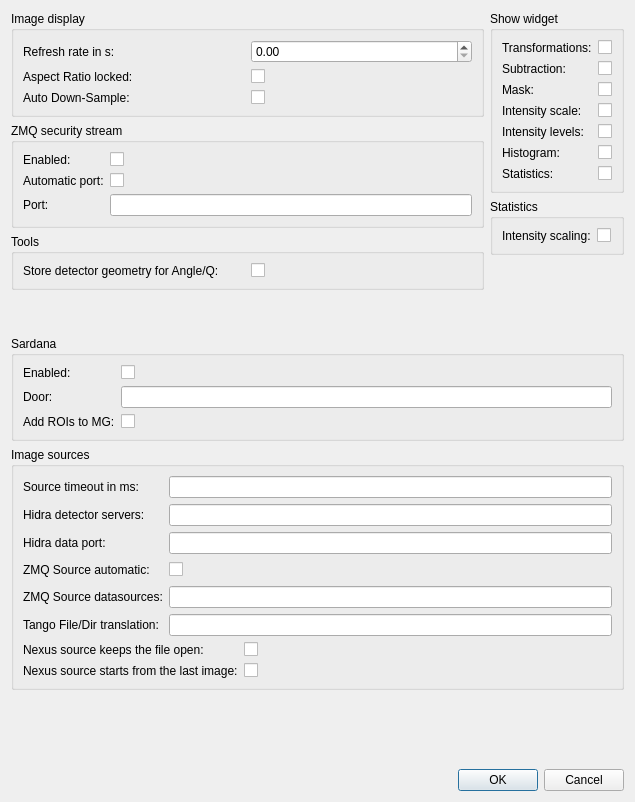
Before: the Qt Designer form lavuelib/ui/ConfigDialog.ui in syncope/lavue, drawn with Qt 5.
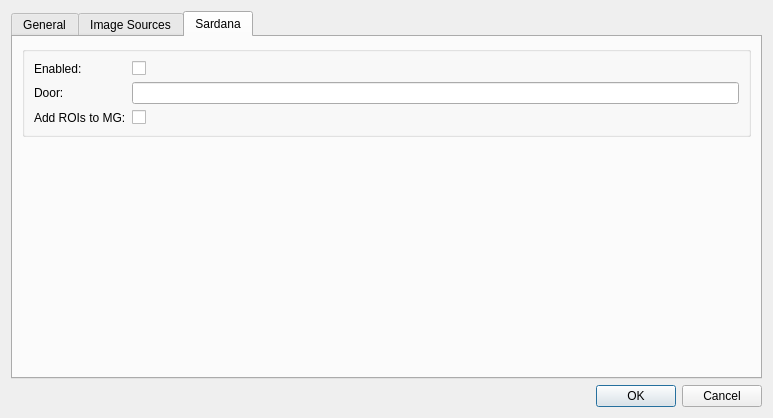
After: the same form once the commit is applied. The open tabs and pages were chosen to show the change.

Commit message: change layout of configuration

Patch:
```diff
--- a/lavuelib/ui/ConfigDialog.ui
+++ b/lavuelib/ui/ConfigDialog.ui
@@ -6,8 +6,8 @@
    <rect>
     <x>0</x>
     <y>0</y>
-    <width>635</width>
-    <height>802</height>
+    <width>773</width>
+    <height>418</height>
    </rect>
   </property>
   <property name="windowTitle">
@@ -17,6 +17,16 @@
    <item row="0" column="0">
     <layout class="QVBoxLayout" name="verticalLayout_3">
      <item>
+      <widget class="QTabWidget" name="tabWidget">
+       <property name="currentIndex">
+        <number>0</number>
+       </property>
+       <widget class="QWidget" name="generalTab">
+        <attribute name="title">
+         <string>General</string>
+        </attribute>
+        <layout class="QGridLayout" name="gridLayout_11">
+         <item row="0" column="0">
       <layout class="QHBoxLayout" name="horizontalLayout">
        <item>
         <layout class="QVBoxLayout" name="verticalLayout">
@@ -449,89 +459,17 @@
        </item>
       </layout>
      </item>
-     <item>
-      <widget class="QGroupBox" name="sardanaGroupBox">
-       <property name="title">
-        <string>Sardana</string>
-       </property>
-       <layout class="QGridLayout" name="gridLayout">
-        <item row="0" column="0">
-         <layout class="QGridLayout" name="sardanaGridLayout">
-          <item row="0" column="0">
-           <widget class="QLabel" name="sardanalabel">
-            <property name="toolTip">
-             <string>enable sardana features</string>
-            </property>
-            <property name="text">
-             <string>Enabled:</string>
-            </property>
-            <property name="buddy">
-             <cstring>sardanaCheckBox</cstring>
-            </property>
-           </widget>
-          </item>
-          <item row="0" column="1">
-           <widget class="QCheckBox" name="sardanaCheckBox">
-            <property name="toolTip">
-             <string>enable sardana features</string>
-            </property>
-            <property name="text">
-             <string/>
-            </property>
-           </widget>
-          </item>
-          <item row="1" column="0">
-           <widget class="QLabel" name="doorLabel">
-            <property name="toolTip">
-             <string>tango server device name of the Sarana Door</string>
-            </property>
-            <property name="text">
-             <string>Door:</string>
-            </property>
-            <property name="buddy">
-             <cstring>doorLineEdit</cstring>
-            </property>
-           </widget>
-          </item>
-          <item row="1" column="1">
-           <widget class="QLineEdit" name="doorLineEdit">
-            <property name="toolTip">
-             <string>tango server device name of the Sarana Door</string>
-            </property>
-           </widget>
-          </item>
-          <item row="2" column="0">
-           <widget class="QLabel" name="addroisLabel">
-            <property name="toolTip">
-             <string>add ROI aliases to the Active Measurement Group</string>
-            </property>
-            <property name="text">
-             <string>Add ROIs to MG:</string>
-            </property>
-            <property name="buddy">
-             <cstring>addroisCheckBox</cstring>
-            </property>
-           </widget>
-          </item>
-          <item row="2" column="1">
-           <widget class="QCheckBox" name="addroisCheckBox">
-            <property name="toolTip">
-             <string>add ROI aliases to the Active Measurement Group</string>
-            </property>
-            <property name="text">
-             <string/>
-            </property>
-           </widget>
-          </item>
-         </layout>
-        </item>
-       </layout>
-      </widget>
-     </item>
-     <item>
+        </layout>
+       </widget>
+       <widget class="QWidget" name="sourceTab">
+        <attribute name="title">
+         <string>Image Sources</string>
+        </attribute>
+        <layout class="QGridLayout" name="gridLayout_13">
+         <item row="0" column="0">
       <widget class="QGroupBox" name="sourcesGroupBox">
        <property name="title">
-        <string>Image sources</string>
+            <string/>
        </property>
        <layout class="QGridLayout" name="gridLayout_6">
         <item row="0" column="0">
@@ -725,7 +663,7 @@
        </layout>
       </widget>
      </item>
-     <item>
+         <item row="1" column="0">
       <spacer name="verticalSpacer_3">
        <property name="orientation">
         <enum>Qt::Vertical</enum>
@@ -738,6 +676,109 @@
        </property>
       </spacer>
      </item>
+        </layout>
+       </widget>
+       <widget class="QWidget" name="sardanaTab">
+        <attribute name="title">
+         <string>Sardana</string>
+        </attribute>
+        <layout class="QGridLayout" name="gridLayout_12">
+         <item row="0" column="0">
+          <widget class="QGroupBox" name="sardanaGroupBox">
+           <property name="title">
+            <string/>
+           </property>
+           <layout class="QGridLayout" name="gridLayout">
+            <item row="0" column="0">
+             <layout class="QGridLayout" name="sardanaGridLayout">
+              <item row="0" column="0">
+               <widget class="QLabel" name="sardanalabel">
+                <property name="toolTip">
+                 <string>enable sardana features</string>
+                </property>
+                <property name="text">
+                 <string>Enabled:</string>
+                </property>
+                <property name="buddy">
+                 <cstring>sardanaCheckBox</cstring>
+                </property>
+               </widget>
+              </item>
+              <item row="0" column="1">
+               <widget class="QCheckBox" name="sardanaCheckBox">
+                <property name="toolTip">
+                 <string>enable sardana features</string>
+                </property>
+                <property name="text">
+                 <string/>
+                </property>
+               </widget>
+              </item>
+              <item row="1" column="0">
+               <widget class="QLabel" name="doorLabel">
+                <property name="toolTip">
+                 <string>tango server device name of the Sarana Door</string>
+                </property>
+                <property name="text">
+                 <string>Door:</string>
+                </property>
+                <property name="buddy">
+                 <cstring>doorLineEdit</cstring>
+                </property>
+               </widget>
+              </item>
+              <item row="1" column="1">
+               <widget class="QLineEdit" name="doorLineEdit">
+                <property name="toolTip">
+                 <string>tango server device name of the Sarana Door</string>
+                </property>
+               </widget>
+              </item>
+              <item row="2" column="0">
+               <widget class="QLabel" name="addroisLabel">
+                <property name="toolTip">
+                 <string>add ROI aliases to the Active Measurement Group</string>
+                </property>
+                <property name="text">
+                 <string>Add ROIs to MG:</string>
+                </property>
+                <property name="buddy">
+                 <cstring>addroisCheckBox</cstring>
+                </property>
+               </widget>
+              </item>
+              <item row="2" column="1">
+               <widget class="QCheckBox" name="addroisCheckBox">
+                <property name="toolTip">
+                 <string>add ROI aliases to the Active Measurement Group</string>
+                </property>
+                <property name="text">
+                 <string/>
+                </property>
+               </widget>
+              </item>
+             </layout>
+            </item>
+           </layout>
+          </widget>
+         </item>
+         <item row="1" column="0">
+          <spacer name="verticalSpacer_4">
+           <property name="orientation">
+            <enum>Qt::Vertical</enum>
+           </property>
+           <property name="sizeHint" stdset="0">
+            <size>
+             <width>20</width>
+             <height>40</height>
+            </size>
+           </property>
+          </spacer>
+         </item>
+        </layout>
+       </widget>
+      </widget>
+     </item>
      <item>
       <widget class="QDialogButtonBox" name="buttonBox">
        <property name="orientation">
```
Left out of the diff: 25 changed lines with no effect on the pictures. Lines whose indentation alone changed are shown as unchanged.
